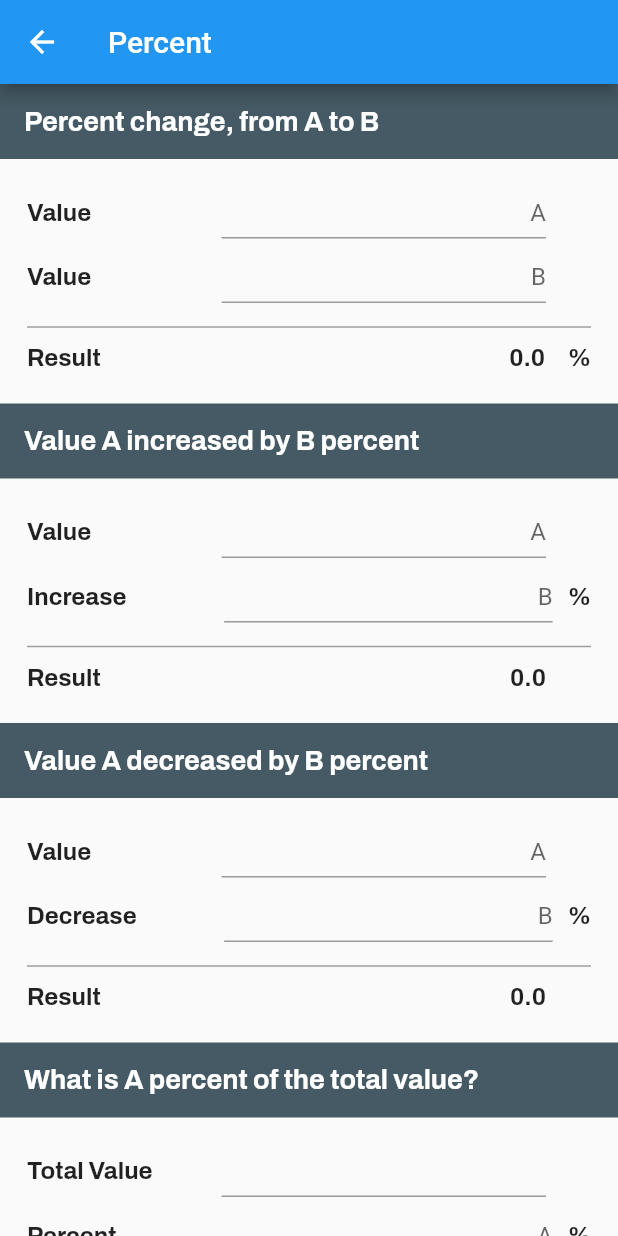
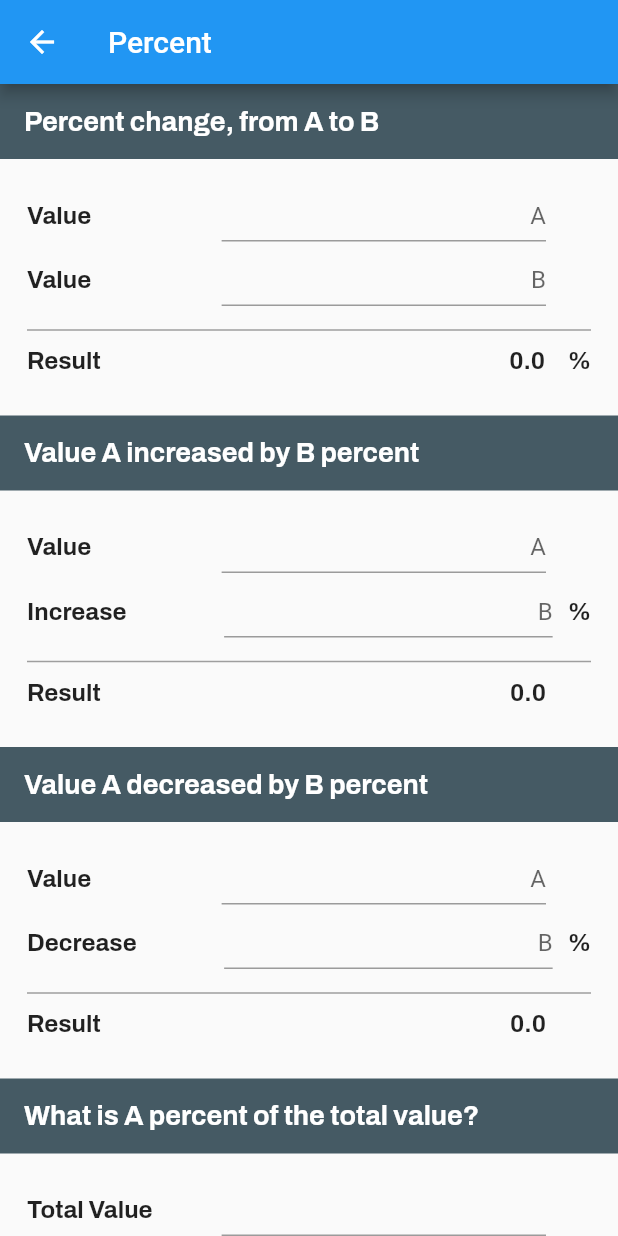
Before and after one commit to realapril/crypto_scale_trade, a Flutter app: the PercentScreen screen opened directly, on a phone screen of 412 x 824 dp. Run offline on Flutter 3.47's test engine with Material 2 defaults, Android fonts, the phone set to English and light mode, and no system bars; drawn by our look-alikes of sticky_headers; our stand-ins replace google_fonts, google_nav_bar, line_icons; generated files the repository leaves out were written again.

Commit message:
Improved UI

```diff
--- a/lib/provider/percent_provider.dart
+++ b/lib/provider/percent_provider.dart
@@ -148,7 +148,7 @@ class PercentProvider extends ChangeNotifier {
     if(total.isNotEmpty){
       _ttvTotal = double.parse(total);
       if(_ttvTotal!=0.0 && _ttvPercent!=0.0){
-        _calTtvResult(_ttvTotal, _ttvPercent);
+        _calTtvAnswer(_ttvTotal, _ttvPercent);
       }
     }else{
       _ttvTotal = 0.0;
@@ -160,7 +160,7 @@ class PercentProvider extends ChangeNotifier {
     if(percent.isNotEmpty){
       _ttvPercent = double.parse(percent);
       if(_ttvTotal!=0.0 && _ttvPercent!=0.0){
-        _calTtvResult(_ttvTotal, _ttvPercent);
+        _calTtvAnswer(_ttvTotal, _ttvPercent);
       }
     }else{
       _ttvPercent = 0.0;
@@ -173,7 +173,7 @@ class PercentProvider extends ChangeNotifier {
     notifyListeners();
   }
 
-  _calTtvResult(double total, double percent){
+  _calTtvAnswer(double total, double percent){
     _ttvResult = percent/total*100;
     notifyListeners();
   }
--- a/lib/screens/percent_screen.dart
+++ b/lib/screens/percent_screen.dart
@@ -1,5 +1,6 @@
 import 'package:crypto_scale_trade/component/result_row_percent_cal.dart';
 import 'package:crypto_scale_trade/component/text_styles.dart';
+import 'package:flutter/cupertino.dart';
 import 'package:flutter/material.dart';
 import 'package:crypto_scale_trade/provider/percent_provider.dart';
 import 'package:flutter/services.dart';
@@ -38,7 +39,7 @@ class _PercentScreen extends State<PercentScreen>{
                         ),
                       ),
                       content: Padding(
-                        padding: const EdgeInsets.all(18.0),
+                        padding: const EdgeInsets.fromLTRB(18, 20, 18, 24),
                         child: Column(
                           children: [
                             Row(
@@ -134,7 +135,7 @@ class _PercentScreen extends State<PercentScreen>{
                         ),
                       ),
                       content: Padding(
-                        padding: const EdgeInsets.all(18.0),
+                        padding: const EdgeInsets.fromLTRB(18, 20, 18, 24),
                         child: Column(
                           children: [
                             Row(
@@ -233,7 +234,7 @@ class _PercentScreen extends State<PercentScreen>{
                         ),
                       ),
                       content: Padding(
-                        padding: const EdgeInsets.all(18.0),
+                        padding: const EdgeInsets.fromLTRB(18, 20, 18, 24),
                         child: Column(
                           children: [
                             Row(
@@ -333,7 +334,7 @@ class _PercentScreen extends State<PercentScreen>{
                         ),
                       ),
                       content: Padding(
-                        padding: const EdgeInsets.all(18.0),
+                        padding: const EdgeInsets.fromLTRB(18, 20, 18, 24),
                         child: Column(
                           children: [
                             Row(
@@ -431,7 +432,7 @@ class _PercentScreen extends State<PercentScreen>{
                         ),
                       ),
                       content: Padding(
-                        padding: const EdgeInsets.all(18.0),
+                        padding: const EdgeInsets.fromLTRB(18, 20, 18, 24),
                         child: Column(
                           children: [
                             Row(
@@ -515,6 +516,20 @@ class _PercentScreen extends State<PercentScreen>{
                         ),
                       ),
                     ),
+                    Container( //TODO fix height to keyboard.height- bottomNav.height
+                      height: 150,
+                      color: Colors.blueGrey,
+                      // decoration: BoxDecoration(
+                      //     gradient: LinearGradient(
+                      //       begin: Alignment.topCenter,
+                      //       end: Alignment.bottomCenter,
+                      //       colors: [
+                      //         Colors.grey,
+                      //         Colors.grey[900]!
+                      //         //Color.fromARGB(255, 21,236,229)
+                      //       ],
+                      //     )),
+                    ),
                   ],
                 ),
               ]
@@ -523,5 +538,4 @@ class _PercentScreen extends State<PercentScreen>{
       ),
     );
   }
-
 }
```
